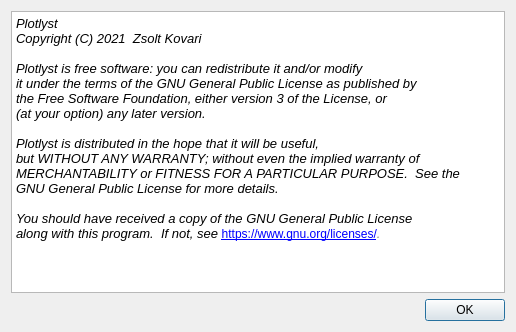
The window that ui/about_dialog.ui (zkovari/plotlyst) describes before a commit, drawn with Qt 5.
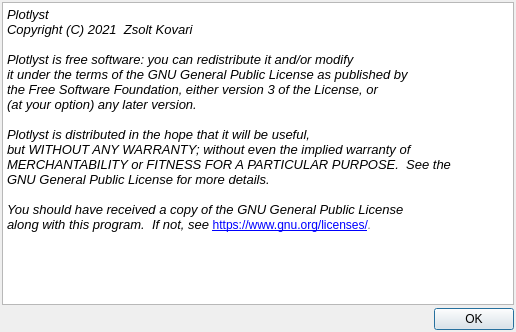
The same window after the commit.

Commit message: Missing properties in UI files

Patch:
```diff
--- a/ui/about_dialog.ui
+++ b/ui/about_dialog.ui
@@ -14,6 +14,21 @@
    <string>About Plotlyst</string>
   </property>
   <layout class="QVBoxLayout" name="verticalLayout">
+   <property name="spacing">
+    <number>3</number>
+   </property>
+   <property name="leftMargin">
+    <number>2</number>
+   </property>
+   <property name="topMargin">
+    <number>2</number>
+   </property>
+   <property name="rightMargin">
+    <number>2</number>
+   </property>
+   <property name="bottomMargin">
+    <number>2</number>
+   </property>
    <item>
     <widget class="QTextBrowser" name="textBrowser">
      <property name="html">
```
The commit also changes 3 other files.
